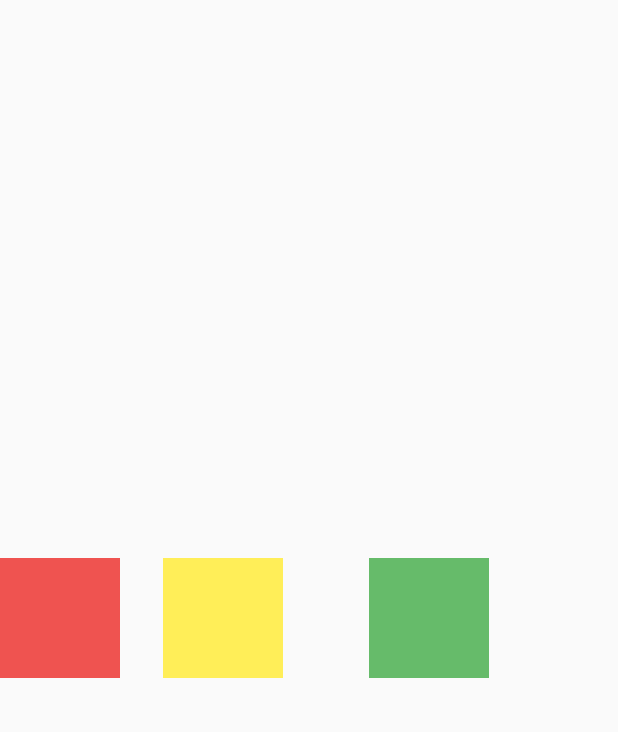
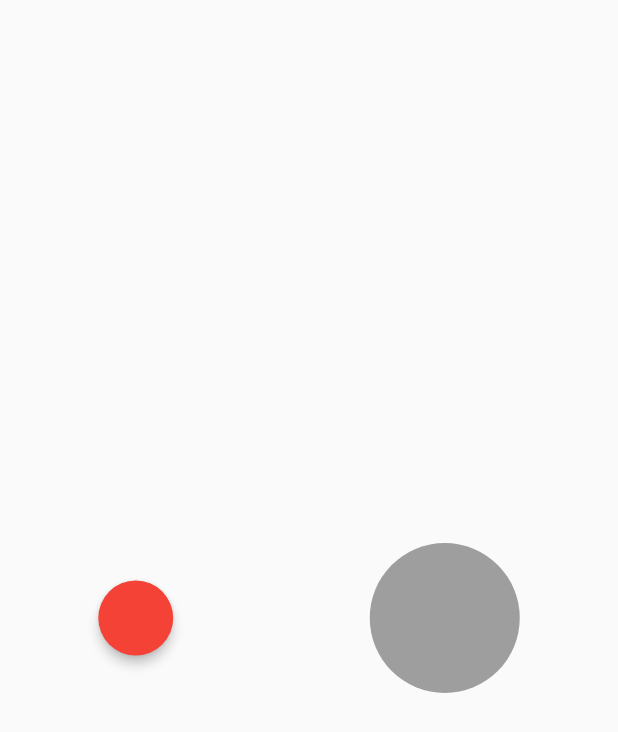
Before and after one commit to subhanassiddik/MyFlutterWidgetsLearn, a Flutter app: the screen it shows after launch, on a phone screen of 412 x 824 dp. Shown: the top 732 px of the screen. Run offline on Flutter 3.47's test engine with Material 2 defaults, Android fonts, the phone set to English and light mode, and no system bars.

Commit message:
draggable and dragtarget

```diff
--- /dev/null
+++ b/lib/1_must_know/2_layout/12_draggable_and_dragtarget.dart
@@ -0,0 +1,88 @@
+import 'package:flutter/material.dart';
+
+class DragAbleWidget extends StatefulWidget {
+  @override
+  _DragAbleWidgetState createState() => _DragAbleWidgetState();
+}
+
+class _DragAbleWidgetState extends State<DragAbleWidget> {
+  Color color1 = Colors.red;
+  Color color2 = Colors.amber;
+  Color targetColor;
+  bool isAccepted = false;
+
+  @override
+  Widget build(BuildContext context) {
+    return Scaffold(
+      body: Column(
+        mainAxisAlignment: MainAxisAlignment.spaceAround,
+        children: [
+          Row(
+            mainAxisAlignment: MainAxisAlignment.spaceAround,
+            children: [
+              Draggable<Color>(
+                data: color1,
+                child: SizedBox(
+                  height: 50,
+                  width: 50,
+                  child: Material(
+                    color: color1,
+                    shape: StadiumBorder(),
+                    elevation: 3,
+                  ),
+                ),
+                feedback: SizedBox(
+                  height: 50,
+                  width: 50,
+                  child: Material(
+                    color: color1.withOpacity(0.80),
+                    shape: StadiumBorder(),
+                    elevation: 0,
+                  ),
+                ),
+                childWhenDragging: SizedBox(
+                  height: 50,
+                  width: 50,
+                  child: Material(
+                    color: Colors.grey,
+                    shape: StadiumBorder(),
+                    elevation: 3,
+                  ),
+                ),
+              ),
+              DragTarget<Color>(
+                //fungsi yang akana mengecek apakah data akan diterima atau tidak
+                onWillAccept: (value) => true,
+                //fungsi yangakan dilakukan ketika kita menerima data tersebut
+                onAccept: (value) {
+                  isAccepted = true;
+                  targetColor = value;
+                },
+                //method yang akan dipakai untuk membuat widget drag target ini
+                builder: (context, candidates, rejected) {
+                  return (isAccepted)
+                      ? SizedBox(
+                          height: 100,
+                          width: 100,
+                          child: Material(
+                            color: targetColor,
+                            shape: StadiumBorder(),
+                          ),
+                        )
+                      : SizedBox(
+                          height: 100,
+                          width: 100,
+                          child: Material(
+                            color: Colors.grey,
+                            shape: StadiumBorder(),
+                          ),
+                        );
+                },
+              ),
+            ],
+          ),
+        ],
+      ),
+    );
+  }
+}
--- a/lib/main.dart
+++ b/lib/main.dart
@@ -1,5 +1,6 @@
 import 'package:flutter/material.dart';
-import 'package:flutter_widget_learn/1_must_know/2_layout/11_spacer_widget.dart';
+import 'package:flutter_widget_learn/1_must_know/2_layout/12_draggable_and_dragtarget.dart';
+// import 'package:flutter_widget_learn/1_must_know/2_layout/11_spacer_widget.dart';
 // import 'package:flutter_widget_learn/1_must_know/2_layout/10_image_widget.dart';
 // import 'package:flutter_widget_learn/1_must_know/2_layout/9_stack_and_align_widget.dart';
 // import 'package:flutter_widget_learn/1_must_know/2_layout/8_animated_container_dan_gesture_detector.dart';
@@ -40,7 +41,8 @@
           // WidgetAnimatedContainer(),
           // WidgetStackAlign(),
           // WidgetImage(),
-          WidgetSpacer(),
+          // WidgetSpacer(),
+          DragAbleWidget(),
     );
   }
 }
```
